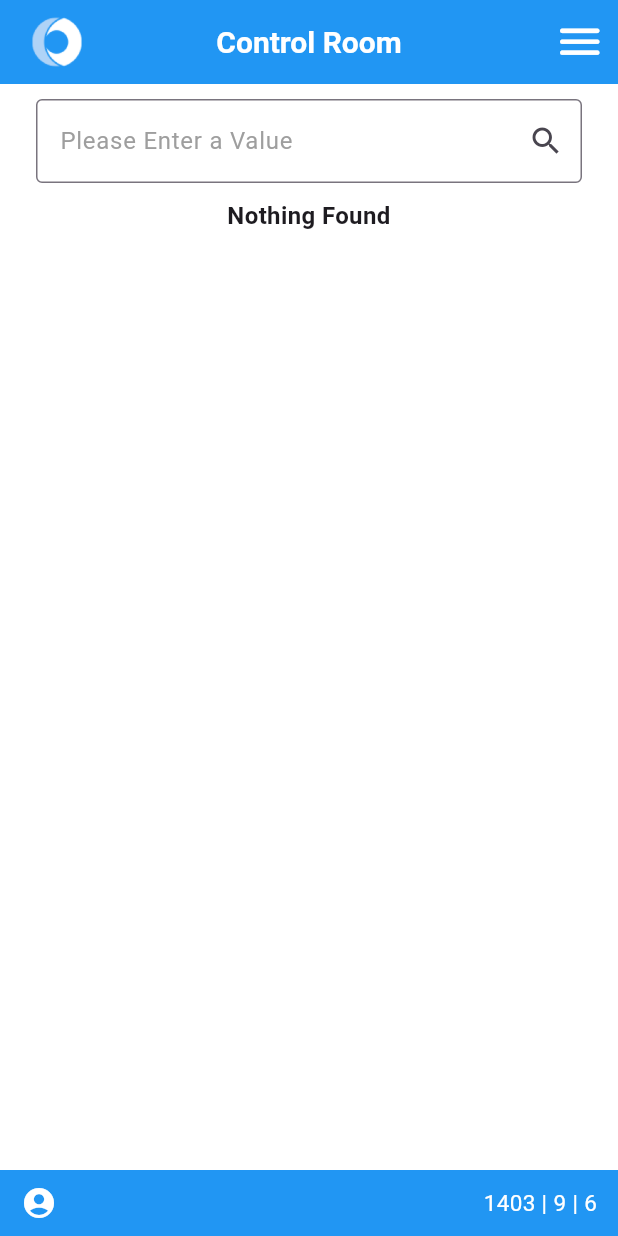
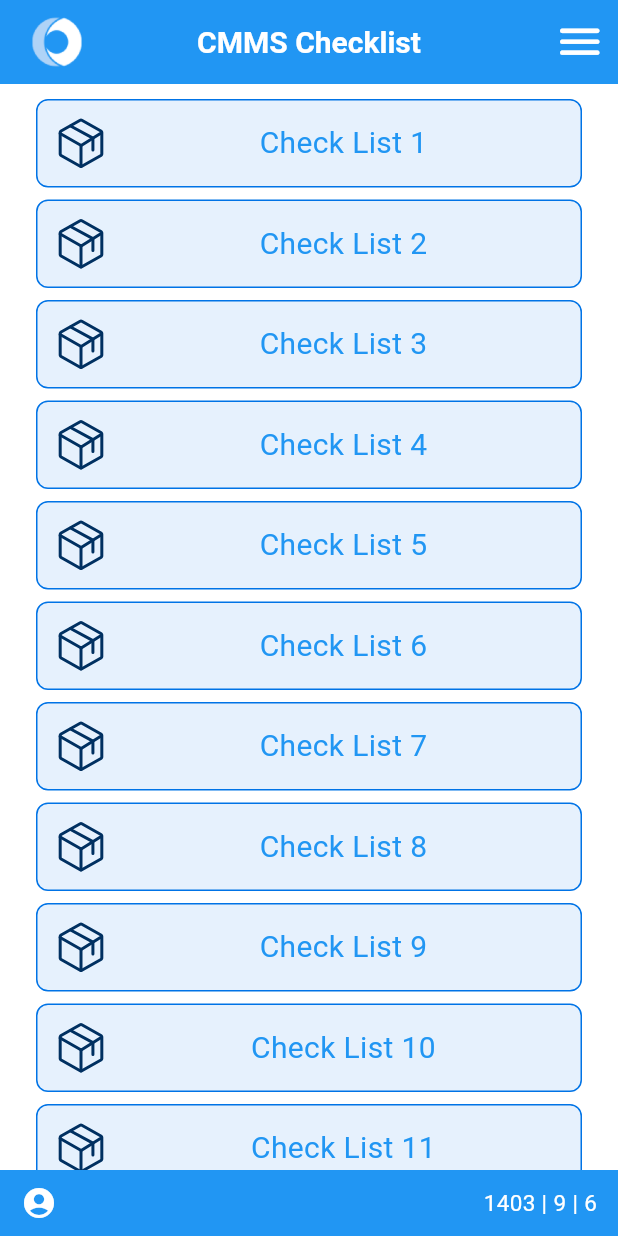
Before and after one commit to aminjafari-dev/Aria_orms_demo, a Flutter app: the HomePage screen opened by its route, after a tap on "CMMS Checklist", on a phone screen of 412 x 824 dp. Run offline on Flutter 3.47's test engine with Material 3 defaults, Android fonts, the phone set to English and light mode, and no system bars; our stand-ins replace camera, equatable, flutter_svg, gap, get, get_it and 3 more; missing offline and left inert: keyboard_detection, nfc_manager; accounts and stored records are empty.

Commit message:
add CMMS pages and widgets

```diff
--- a/lib/config/petro_string.dart
+++ b/lib/config/petro_string.dart
@@ -60,5 +60,7 @@ class PetroString {
   static const String nfcIsOn = 'Scanning is ON';
   static const String nfcIsOff = 'Scanning is OFF';
   static const String cmmsChecklist = 'CMMS Checklist';
+  // static const String ok = 'Ok';
+  static const String notOk = 'Not Ok';
   static const String test = 'test';
 }
--- a/lib/core/router/page_router.dart
+++ b/lib/core/router/page_router.dart
@@ -2,6 +2,8 @@ import 'package:flutter/material.dart';
 import 'package:nfc_petro/features/about%20us.dart/view/about_us.dart';
 import 'package:nfc_petro/features/app%20setting/view/app_setting_page.dart';
 import 'package:nfc_petro/features/camera/view/camera_page.dart';
+import 'package:nfc_petro/features/checklist%20questions/view/checklist_questions_page.dart';
+import 'package:nfc_petro/features/cmms%20checklist/view/page/control_room_page.dart';
 import 'package:nfc_petro/features/control%20room/view/page/control_room_page.dart';
 import 'package:nfc_petro/features/data%20entry/view/data_entry_page.dart';
 import 'package:nfc_petro/features/home/view/page/home_page.dart';
@@ -18,13 +20,15 @@ class PageRouter {
     PageName.home: (context) => HomePage(),
     PageName.aboutUs: (context) => const AboutUsPage(),
     PageName.syncOrder: (context) => const SyncOrderPage(),
-    PageName.login: (context) => LoginPage(),
+    PageName.login: (context) => const LoginPage(),
     PageName.controlRoom: (context) => ControlRoomPage(),
     PageName.dataEntry: (context) => const DataEntryPage(),
     PageName.syncStatus: (context) =>  SyncStatusPage(),
     PageName.camera: (context) => CameraPage(),
     PageName.mediaDetails: (context) => MediaDetailsPage(),
     PageName.appSetting: (context) => AppSettingPage(),
+    PageName.checklist: (context) => CmmsChecklistPage(),
+    PageName.checklistQuestions: (context) => const ChecklistQuestionsPage(),
   };
 }
 
@@ -41,4 +45,6 @@ class PageName {
   static const String syncOrder = "/sync_order";
   static const String syncStatus = "/sync_with_server";
   static const String appSetting = "/app_setting";
+  static const String checklist = "/checklist";
+  static const String checklistQuestions = "/checklist_questions";
 }
--- /dev/null
+++ b/lib/features/cmms checklist/view/page/control_room_page.dart
@@ -0,0 +1,51 @@
+import 'package:flutter/material.dart';
+import 'package:get/get.dart';
+import 'package:nfc_petro/config/petro_padding.dart';
+import 'package:nfc_petro/config/petro_string.dart';
+import 'package:nfc_petro/core/widgets/bottom_widget.dart';
+import 'package:nfc_petro/core/widgets/petro_app_bar.dart';
+import 'package:nfc_petro/core/widgets/petro_gap.dart';
+import 'package:nfc_petro/core/widgets/petro_text.dart';
+import 'package:nfc_petro/features/cmms%20checklist/view/widget/checklist_item.dart';
+import 'package:nfc_petro/features/control%20room/controller/control_room_controller.dart';
+import 'package:nfc_petro/features/control%20room/view/widget/log_list_item.dart';
+import 'package:nfc_petro/features/home/view/widgets/app_drawer.dart';
+
+class CmmsChecklistPage extends StatelessWidget {
+  CmmsChecklistPage({super.key});
+  @override
+  Widget build(BuildContext context) {
+    return GetBuilder<ControlRoomController>(
+        init: ControlRoomController(),
+        builder: (controller) {
+          return SafeArea(
+            child: Scaffold(
+              drawer: const AppDrawer(),
+              appBar: PetroAppBar(
+                title: PetroString.cmmsChecklist,
+                onPressed: () {},
+              ),
+              body: Column(
+                children: [
+                  Expanded(
+                    child: ListView.separated(
+                      padding: PetroPadding.v10H24,
+                      itemCount: 30,
+                      itemBuilder: (context, index) {
+                        return CheckListItem(
+                          text: 'Check List ${index + 1}',
+                        );
+                      },
+                      separatorBuilder: (BuildContext context, int index) {
+                        return PetroGap.gap_8;
+                      },
+                    ),
+                  ),
+                  BottomWidget()
+                ],
+              ),
+            ),
+          );
+        });
+  }
+}
--- /dev/null
+++ b/lib/features/cmms checklist/view/widget/checklist_item.dart
@@ -0,0 +1,44 @@
+import 'package:flutter/material.dart';
+import 'package:flutter_svg/svg.dart';
+import 'package:nfc_petro/config/image_path.dart';
+import 'package:nfc_petro/config/petro_colors.dart';
+import 'package:nfc_petro/config/petro_padding.dart';
+import 'package:nfc_petro/core/router/page_router.dart';
+import 'package:nfc_petro/core/widgets/petro_gap.dart';
+import 'package:nfc_petro/core/widgets/petro_text.dart';
+
+class CheckListItem extends StatelessWidget {
+  final String text;
+
+  const CheckListItem({super.key, required this.text});
+
+  @override
+  Widget build(BuildContext context) {
+    return InkWell(
+      onTap: () {
+        Navigator.pushNamed(context, PageName.checklistQuestions);
+      },
+      child: Container(
+        padding: PetroPadding.all_10,
+        decoration: BoxDecoration(
+          color: PetroColors.lightBlue,
+          border: Border.all(color: PetroColors.blue, width: 1),
+          borderRadius: BorderRadius.circular(8),
+        ),
+        child: Row(
+          children: [
+            SvgPicture.asset(ImagePath.package),
+            PetroGap.gap_8,
+            Expanded(
+              child: PetroText(
+                text,
+                size: 20,
+                color: Colors.blue,
+              ),
+            ),
+          ],
+        ),
+      ),
+    );
+  }
+}
--- a/lib/features/home/controller/home_controller.dart
+++ b/lib/features/home/controller/home_controller.dart
@@ -7,6 +7,9 @@ import 'package:nfc_petro/features/camera/controller/camera_controller.dart';
 class HomeController {
   void navigateToControlRoom(BuildContext context) {
     Navigator.pushNamed(context, PageName.controlRoom);
+  }
+  void navigateToChecklist(BuildContext context) {
+    Navigator.pushNamed(context, PageName.checklist);
   }
 
   void navigateToCamera(BuildContext context) async {
--- a/lib/features/home/view/page/home_page.dart
+++ b/lib/features/home/view/page/home_page.dart
@@ -48,9 +48,7 @@ class HomePage extends StatelessWidget {
                         ? PetroString.nfcIsOn
                         : PetroString.nfcIsOff,
                     icon: Icons.nfc_rounded,
-                    buttonColor: controller.scanning
-                        ? null
-                        : PetroColors.red,
+                    buttonColor: controller.scanning ? null : PetroColors.red,
                     textSize: 18,
                     onPressed: () {
                       if (controller.scanning) {
@@ -78,9 +76,10 @@ class HomePage extends StatelessWidget {
                 width: 184,
                 child: PetroIconButton(
                   text: PetroString.cmmsChecklist,
-                  icon: Icons.settings,
+                  textSize: 17,
+                  icon: Icons.checklist_rounded,
                   onPressed: () {
-                    _homeController.navigateToControlRoom(context);
+                    _homeController.navigateToChecklist(context);
                   },
                 ),
               ),
```
Also changed, not shown: lib/core/widgets/petro_text_field.dart (+9 -1 lines), lib/features/checklist questions/view/checklist_questions_page.dart (added, +109 -0 lines), lib/features/cmms checklist/controller/control_room_controller.dart (added, +42 -0 lines), 4 other files.
